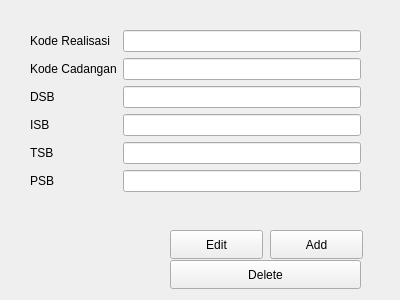
Qt form formrealisasi.ui (Yadija/tugas_visual_2) before a commit.
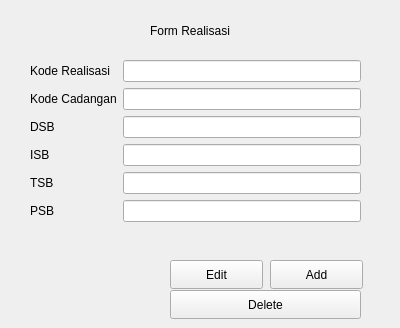
The same form after that commit.

Commit message: ⚒️build: add title to ui

Patch:
```diff
--- a/formrealisasi.ui
+++ b/formrealisasi.ui
@@ -7,7 +7,7 @@
     <x>0</x>
     <y>0</y>
     <width>400</width>
-    <height>300</height>
+    <height>328</height>
    </rect>
   </property>
   <property name="windowTitle">
@@ -17,7 +17,7 @@
    <property name="geometry">
     <rect>
      <x>30</x>
-     <y>30</y>
+     <y>60</y>
      <width>331</width>
      <height>201</height>
     </rect>
@@ -89,7 +89,7 @@
    <property name="geometry">
     <rect>
      <x>170</x>
-     <y>230</y>
+     <y>260</y>
      <width>93</width>
      <height>29</height>
     </rect>
@@ -102,7 +102,7 @@
    <property name="geometry">
     <rect>
      <x>170</x>
-     <y>260</y>
+     <y>290</y>
      <width>191</width>
      <height>29</height>
     </rect>
@@ -115,7 +115,7 @@
    <property name="geometry">
     <rect>
      <x>270</x>
-     <y>230</y>
+     <y>260</y>
      <width>93</width>
      <height>29</height>
     </rect>
@@ -124,6 +124,19 @@
     <string>Add</string>
    </property>
   </widget>
+  <widget class="QLabel" name="label">
+   <property name="geometry">
+    <rect>
+     <x>150</x>
+     <y>20</y>
+     <width>121</width>
+     <height>21</height>
+    </rect>
+   </property>
+   <property name="text">
+    <string>Form Realisasi</string>
+   </property>
+  </widget>
  </widget>
  <resources/>
  <connections/>
```
The commit also changes 6 other files.
